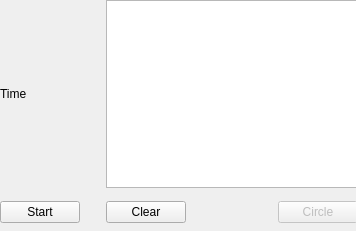
This is QT/SignalSlot/widget.ui in zexar1530/enum_lesson as Qt 5 draws it before an edit. The edited form follows.
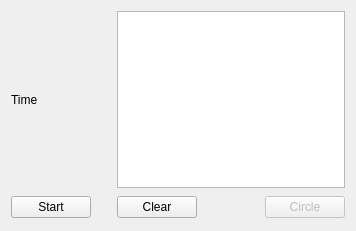
This is the edited form.

Patch:
```diff
--- a/QT/SignalSlot/widget.ui
+++ b/QT/SignalSlot/widget.ui
@@ -19,15 +19,8 @@
   <property name="windowTitle">
    <string>Секундомер</string>
   </property>
-  <widget class="QWidget" name="">
-   <property name="geometry">
-    <rect>
-     <x>0</x>
-     <y>0</y>
-     <width>358</width>
-     <height>230</height>
-    </rect>
-   </property>
+  <layout class="QGridLayout" name="gridLayout_2">
+   <item row="0" column="0">
    <layout class="QGridLayout" name="gridLayout">
     <item row="0" column="0">
      <widget class="QLabel" name="lb_Time">
@@ -102,7 +95,8 @@
      </spacer>
     </item>
    </layout>
-  </widget>
+   </item>
+  </layout>
  </widget>
  <resources/>
  <connections/>
```
Lines whose indentation alone changed are shown as unchanged.
